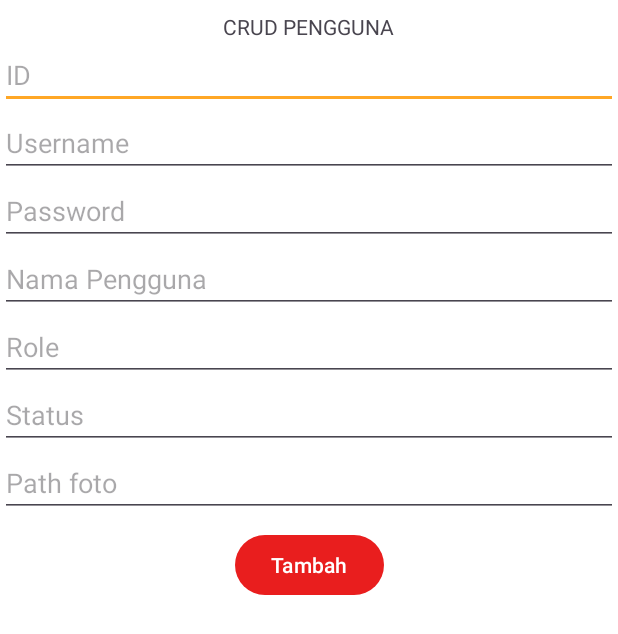
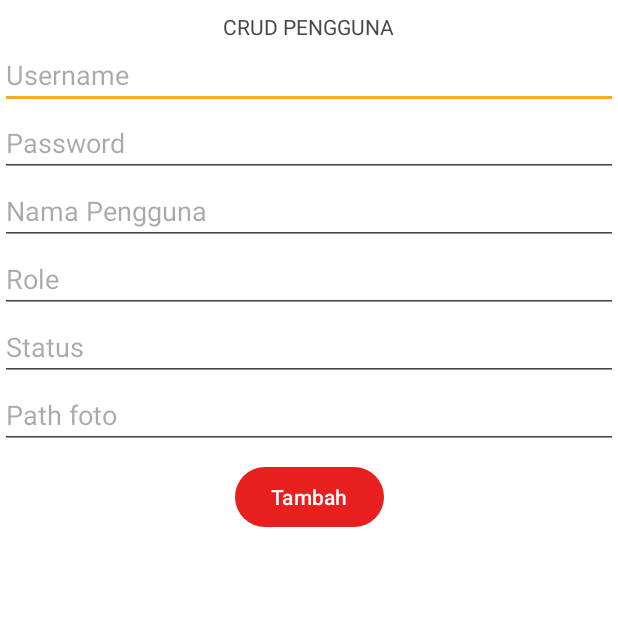
Before and after one commit to attaf-riski/pbp_uas_mobile, an Android app: the CrudPengguna screen opened directly, with no data from a screen before it, on a phone screen of 412 x 824 dp. Shown: the top 634 px of the screen. Run offline under Robolectric (Android 15) with nearby library versions, the phone set to English and light mode, and no system bars.

Commit message:
alif crud crud

```diff
--- a/app/src/main/java/com/example/loginsqlitekotlin/CrudPengguna.kt
+++ b/app/src/main/java/com/example/loginsqlitekotlin/CrudPengguna.kt
@@ -2,10 +2,45 @@ package com.example.loginsqlitekotlin
 
 import androidx.appcompat.app.AppCompatActivity
 import android.os.Bundle
+import android.util.Log
+import android.widget.Toast
+import com.example.loginsqlitekotlin.databinding.ActivityCrudPenggunaBinding
+import com.example.loginsqlitekotlin.databinding.ActivityCrudRoleBinding
 
 class CrudPengguna : AppCompatActivity() {
+    private lateinit var binding: ActivityCrudPenggunaBinding
+    private lateinit var PenggunaController: PenggunaController
+
     override fun onCreate(savedInstanceState: Bundle?) {
         super.onCreate(savedInstanceState)
-        setContentView(R.layout.activity_crud_pengguna)
+        binding = ActivityCrudPenggunaBinding.inflate(layoutInflater)
+        setContentView(binding.root)
+
+        PenggunaController = PenggunaController(this)
+
+
+
+        binding.btAdd.setOnClickListener{
+            Log.v("DEBUGGING", "ADD BUTTON")
+            val username = binding.etUsername.text.toString()
+            val password = binding.etPassword.text.toString()
+            val name = binding.etNama.text.toString()
+            val role = binding.etRole.text.toString().toInt()
+            val status = binding.etStatus.text.toString()
+            val foto = binding.etFoto.text.toString()
+            insertUser2(username, password, name, role, status, foto)
+            Log.v("DEBUGGING", "ADD BUTTON")
+        }
+
+
+    }
+
+    private fun insertUser2(username: String, password: String, name: String, role: Int, status: String, foto: String) {
+        val insertUser = PenggunaController.insertUser2(username, password, name, role, status, foto)
+        if (insertUser != 1L){
+            Toast.makeText( this,"berhasil menambahkan role", Toast.LENGTH_SHORT).show()
+        }else{
+            Toast.makeText( this,"gagal menambahkan role", Toast.LENGTH_SHORT).show()
+        }
     }
 }
--- a/app/src/main/res/layout/activity_crud_pengguna.xml
+++ b/app/src/main/res/layout/activity_crud_pengguna.xml
@@ -15,18 +15,13 @@
         app:layout_constraintEnd_toEndOf="parent"
         app:layout_constraintStart_toStartOf="parent"
         app:layout_constraintTop_toTopOf="parent" />
-    <EditText
-        android:id="@+id/et_id"
-        android:layout_width="match_parent"
-        android:layout_height="wrap_content"
-        android:hint="ID"
-        app:layout_constraintTop_toBottomOf="@+id/title" />
+
     <EditText
         android:id="@+id/et_username"
         android:layout_width="match_parent"
         android:layout_height="wrap_content"
         android:hint="Username"
-        app:layout_constraintTop_toBottomOf="@+id/et_id" />
+        app:layout_constraintTop_toBottomOf="@+id/title" />
     <EditText
         android:id="@+id/et_password"
         android:layout_width="match_parent"
@@ -69,8 +64,8 @@
         app:layout_constraintStart_toStartOf="parent"
         app:layout_constraintTop_toBottomOf="@+id/et_foto" />
 
-    <ListView
-        android:id="@+id/lv_list_pengguna"
+    <androidx.recyclerview.widget.RecyclerView
+        android:id="@+id/Rv_list_pengguna"
         android:layout_width="match_parent"
         android:layout_height="wrap_content"
         app:layout_constraintEnd_toEndOf="parent"
```
Also changed, not shown: app/src/main/java/com/example/loginsqlitekotlin/PenggunaController.kt (+13 -0 lines).
